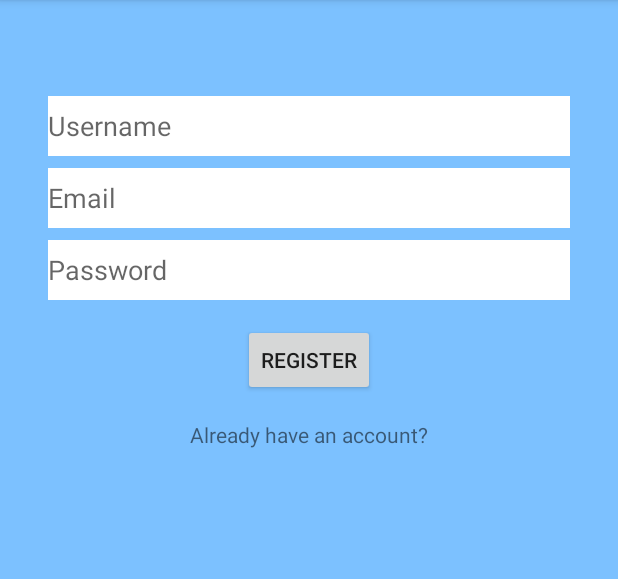
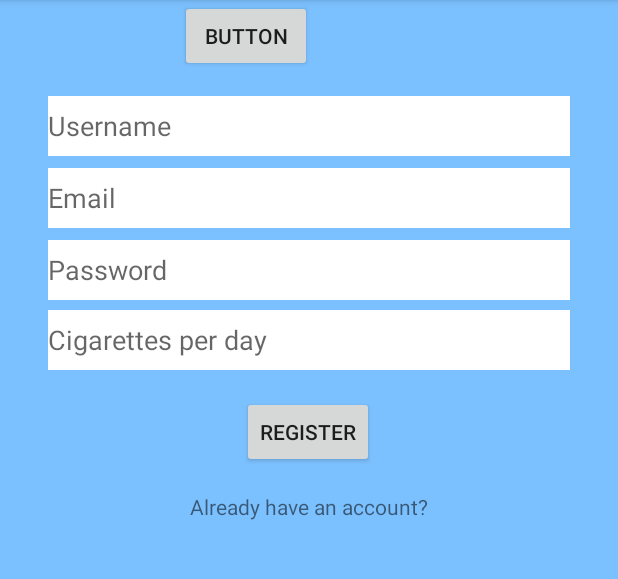
Before and after one commit to cohadruid/Quitter, an Android app: the screen it shows after launch (MainActivity), on a phone screen of 412 x 824 dp, the part 84-663 px from its top. Run offline under Robolectric (Android 15) with nearby library versions, the phone set to English and light mode, and no system bars; our stand-ins replace Firebase (no records; nobody signed in at launch, a user with empty details on screens opened directly).

```diff
--- a/app/src/main/res/layout/activity_main.xml
+++ b/app/src/main/res/layout/activity_main.xml
@@ -58,9 +58,10 @@
         android:id="@+id/button_register_main"
         android:layout_width="wrap_content"
         android:layout_height="wrap_content"
-        android:layout_marginTop="16dp"
+        android:layout_marginTop="64dp"
         android:text="Register"
         app:layout_constraintEnd_toEndOf="parent"
+        app:layout_constraintHorizontal_bias="0.498"
         app:layout_constraintStart_toStartOf="parent"
         app:layout_constraintTop_toBottomOf="@+id/edit_text_password_register" />
 
@@ -74,4 +75,36 @@
         app:layout_constraintStart_toStartOf="parent"
         app:layout_constraintTop_toBottomOf="@+id/button_register_main" />
 
+    <EditText
+        android:id="@+id/edit_text_cigs_per_day"
+        android:layout_width="0dp"
+        android:layout_height="40dp"
+        android:background="#FFFFFF"
+        android:ems="10"
+        android:hint="Cigarettes per day"
+        android:inputType="number"
+        app:layout_constraintBottom_toTopOf="@+id/button_register_main"
+        app:layout_constraintEnd_toEndOf="@+id/edit_text_password_register"
+        app:layout_constraintHorizontal_bias="0.0"
+        app:layout_constraintStart_toStartOf="@+id/edit_text_password_register"
+        app:layout_constraintTop_toBottomOf="@+id/edit_text_password_register"
+        app:layout_constraintVertical_bias="0.291" />
+
+    <Button
+        android:id="@+id/buttonTest"
+        android:layout_width="wrap_content"
+        android:layout_height="wrap_content"
+        android:text="Button"
+        app:layout_constraintEnd_toStartOf="@+id/textViewDate"
+        app:layout_constraintStart_toStartOf="parent"
+        tools:layout_editor_absoluteY="4dp" />
+
+    <TextView
+        android:id="@+id/textViewDate"
+        android:layout_width="wrap_content"
+        android:layout_height="wrap_content"
+        android:layout_marginEnd="84dp"
+        app:layout_constraintEnd_toEndOf="parent"
+        tools:layout_editor_absoluteY="16dp" />
+
 </androidx.constraintlayout.widget.ConstraintLayout>
```
Also changed, not shown: app/src/main/java/hr/ferit/dariocoric/quitter/MainActivity.kt (+27 -4 lines), app/src/main/java/hr/ferit/dariocoric/quitter/OverviewFragment.kt (+16 -0 lines), app/src/main/res/layout/fragment_overview.xml (+13 -2 lines), app/src/main/res/layout/health_overview.xml (+8 -7 lines).
